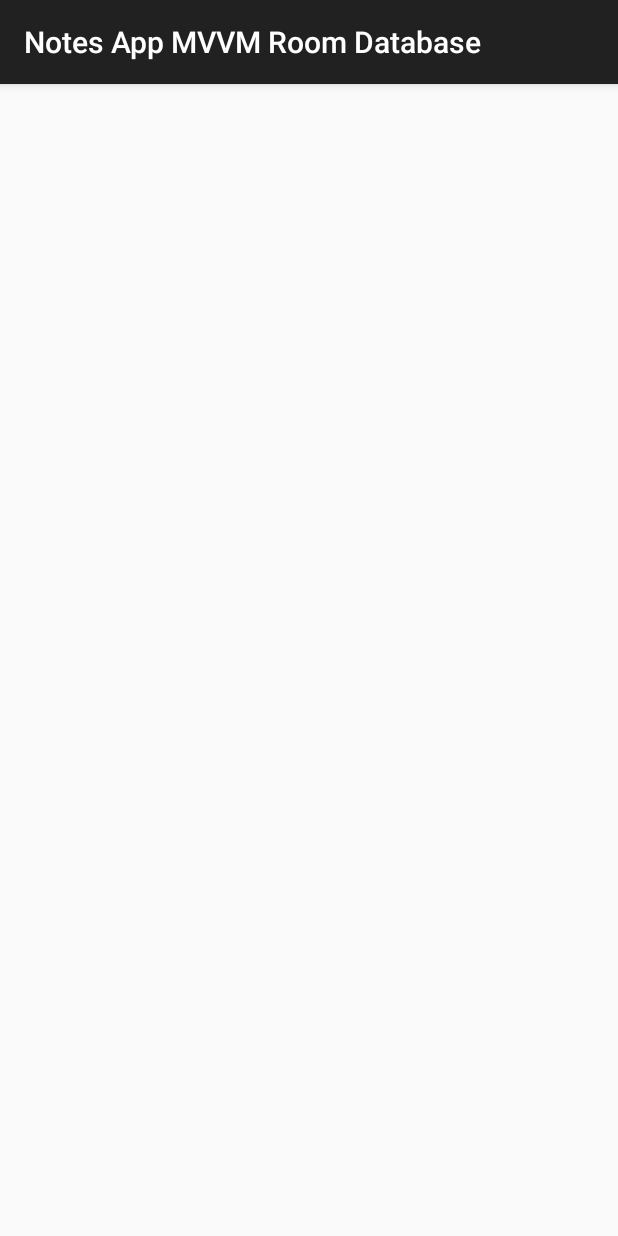
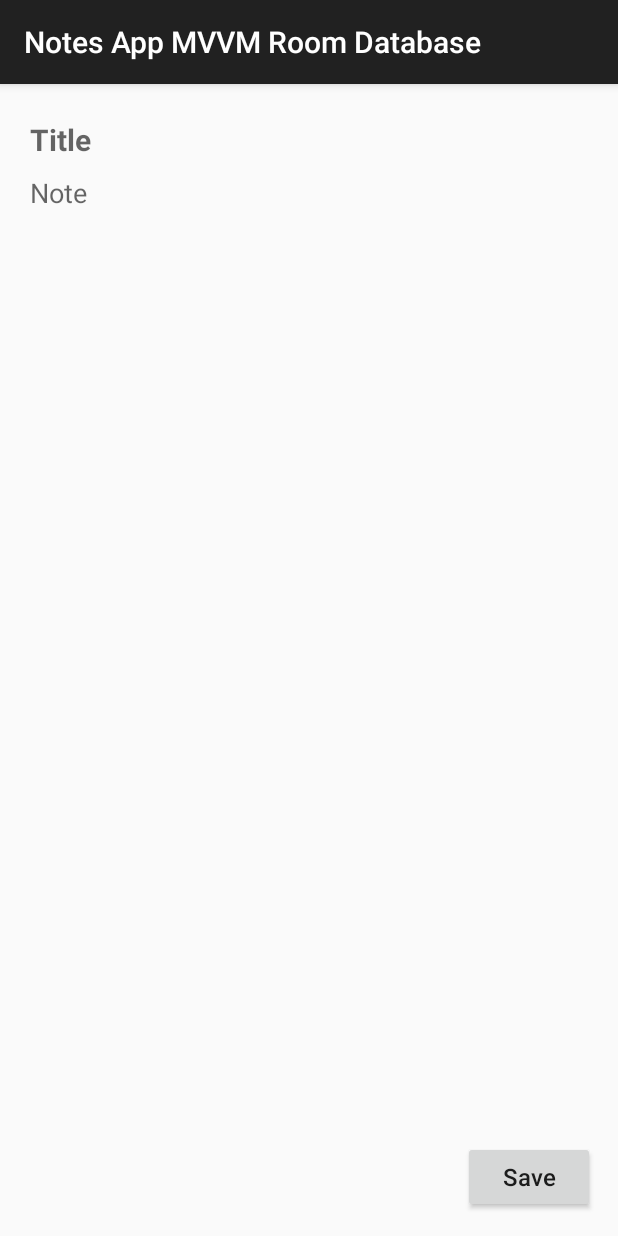
Before and after one commit to shahrazeahmad07/Notes-App-MVVM-Room-Database, an Android app: the AddEditNoteActivity screen opened directly, with no data from a screen before it, on a phone screen of 412 x 824 dp. Run offline under Robolectric (Android 15) with nearby library versions, the phone set to English and light mode, and no system bars.

Commit message:
Create Note feature completed

```diff
--- a/app/src/main/java/com/example/notesappmvvmroomdatabase/AddEditNoteActivity.kt
+++ b/app/src/main/java/com/example/notesappmvvmroomdatabase/AddEditNoteActivity.kt
@@ -2,10 +2,53 @@ package com.example.notesappmvvmroomdatabase
 
 import androidx.appcompat.app.AppCompatActivity
 import android.os.Bundle
+import android.widget.Toast
+import androidx.lifecycle.ViewModelProvider
+import com.example.notesappmvvmroomdatabase.databinding.ActivityAddEditNoteBinding
+import com.example.notesappmvvmroomdatabase.model.Notes
+import com.example.notesappmvvmroomdatabase.view_model.NotesViewModel
+import java.text.SimpleDateFormat
+import java.util.Date
+import java.util.Locale
 
 class AddEditNoteActivity : AppCompatActivity() {
+    private var binding: ActivityAddEditNoteBinding? = null
+    private lateinit var notesViewModel: NotesViewModel
     override fun onCreate(savedInstanceState: Bundle?) {
         super.onCreate(savedInstanceState)
-        setContentView(R.layout.activity_add_edit_note)
+        binding = ActivityAddEditNoteBinding.inflate(layoutInflater)
+        setContentView(binding?.root)
+
+        //! View Model
+        notesViewModel = ViewModelProvider(
+            this,
+            ViewModelProvider.AndroidViewModelFactory.getInstance(application)
+        )[NotesViewModel::class.java]
+
+        //! save button
+        binding?.btnSaveNote?.setOnClickListener {
+            val noteTitle = binding?.etNoteTitle?.text?.toString()
+            val noteContent = binding?.etNoteContent?.text?.toString()
+            if (noteTitle!!.isNotEmpty() && noteContent!!.isNotEmpty()) {
+                val sdf = SimpleDateFormat("dd MMM, yyyy - HH:mm", Locale.US)
+                val currentDateAndTime = sdf.format(Date())
+                notesViewModel.addNote (
+                    Notes(
+                        noteTitle = noteTitle,
+                        noteContent = noteContent,
+                        noteTimeStamp = currentDateAndTime
+                    )
+                )
+                Toast.makeText(this, "Note Saved", Toast.LENGTH_SHORT).show()
+                finish()
+            }
+        }
+    }
+
+    override fun onDestroy() {
+        super.onDestroy()
+        if (binding != null) {
+            binding = null
+        }
     }
 }
--- a/app/src/main/java/com/example/notesappmvvmroomdatabase/dao/NotesDao.kt
+++ b/app/src/main/java/com/example/notesappmvvmroomdatabase/dao/NotesDao.kt
@@ -4,7 +4,6 @@ import androidx.lifecycle.LiveData
 import androidx.room.Dao
 import androidx.room.Delete
 import androidx.room.Insert
-import androidx.room.OnConflictStrategy
 import androidx.room.Query
 import androidx.room.Update
 import com.example.notesappmvvmroomdatabase.model.Notes
--- a/app/src/main/java/com/example/notesappmvvmroomdatabase/model/Notes.kt
+++ b/app/src/main/java/com/example/notesappmvvmroomdatabase/model/Notes.kt
@@ -1,6 +1,5 @@
 package com.example.notesappmvvmroomdatabase.model
 
-import androidx.room.ColumnInfo
 import androidx.room.Entity
 import androidx.room.PrimaryKey
 
--- a/app/src/main/res/layout/activity_add_edit_note.xml
+++ b/app/src/main/res/layout/activity_add_edit_note.xml
@@ -6,4 +6,51 @@
     android:layout_height="match_parent"
     tools:context=".AddEditNoteActivity">
 
+    <EditText
+        android:id="@+id/etNoteTitle"
+        android:layout_width="match_parent"
+        android:layout_height="wrap_content"
+        android:autofillHints="none"
+        android:background="@android:color/transparent"
+        android:hint="@string/title"
+        android:inputType="textMultiLine|textImeMultiLine"
+        android:paddingHorizontal="20dp"
+        android:paddingTop="23dp"
+        android:paddingBottom="9dp"
+        android:textSize="20sp"
+        android:textStyle="bold"
+        app:layout_constraintEnd_toEndOf="parent"
+        app:layout_constraintStart_toStartOf="parent"
+        app:layout_constraintTop_toTopOf="parent" />
+
+    <EditText
+        android:id="@+id/etNoteContent"
+        android:layout_width="match_parent"
+        android:layout_height="0dp"
+        android:autofillHints="none"
+        android:background="@android:color/transparent"
+        android:gravity="start|top"
+        android:hint="@string/note"
+        android:inputType="textMultiLine|textImeMultiLine"
+        android:paddingHorizontal="20dp"
+        android:paddingTop="0dp"
+        android:paddingBottom="20dp"
+        android:singleLine="false"
+        app:layout_constraintBottom_toTopOf="@+id/btnSaveNote"
+        app:layout_constraintEnd_toEndOf="parent"
+        app:layout_constraintStart_toStartOf="parent"
+        app:layout_constraintTop_toBottomOf="@id/etNoteTitle" />
+
+    <Button
+        android:id="@+id/btnSaveNote"
+        android:layout_width="wrap_content"
+        android:layout_height="wrap_content"
+        android:text="@string/save"
+        android:textAllCaps="false"
+        android:textSize="16sp"
+        app:layout_constraintBottom_toBottomOf="parent"
+        app:layout_constraintEnd_toEndOf="parent"
+        android:layout_margin="15dp"/>
+
+
 </androidx.constraintlayout.widget.ConstraintLayout>
--- a/app/src/main/res/values/strings.xml
+++ b/app/src/main/res/values/strings.xml
@@ -3,4 +3,7 @@
     <string name="time_stamp">Time Stamp: </string>
     <string name="add_icon">Add Icon</string>
     <string name="no_notes_here">No notes here!!</string>
+    <string name="title">Title</string>
+    <string name="note">Note</string>
+    <string name="save">Save</string>
 </resources>
```
